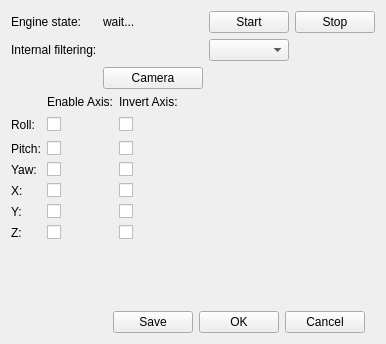
First picture: the form in FTNoIR_Tracker_SM/FTNoIR_SM_Controls.ui, repository opentrack/opentrack, before the edit.
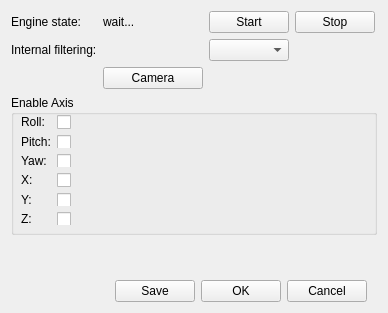
Second picture: the form after the edit. Icons and pictures are not drawn.

Commit message: Added 'enable axis' parameters to the Trackers. Added 'none' to filter-listbox.

```diff
--- a/FTNoIR_Tracker_SM/FTNoIR_SM_Controls.ui
+++ b/FTNoIR_Tracker_SM/FTNoIR_SM_Controls.ui
@@ -6,8 +6,8 @@
    <rect>
     <x>0</x>
     <y>0</y>
-    <width>383</width>
-    <height>344</height>
+    <width>388</width>
+    <height>313</height>
    </rect>
   </property>
   <property name="windowTitle">
@@ -93,29 +93,48 @@
     </layout>
    </item>
    <item>
+    <widget class="QGroupBox" name="groupBox">
+     <property name="minimumSize">
+      <size>
+       <width>0</width>
+       <height>140</height>
+      </size>
+     </property>
+     <property name="title">
+      <string>Enable Axis</string>
+     </property>
+     <widget class="QWidget" name="">
+      <property name="geometry">
+       <rect>
+        <x>10</x>
+        <y>20</y>
+        <width>55</width>
+        <height>110</height>
+       </rect>
+      </property>
     <layout class="QGridLayout" name="gridLayout_2">
-     <item row="1" column="0">
+       <item row="0" column="0">
       <widget class="QLabel" name="label_6">
        <property name="text">
         <string>Roll:</string>
        </property>
       </widget>
      </item>
-     <item row="2" column="0">
+       <item row="1" column="0">
       <widget class="QLabel" name="label_7">
        <property name="text">
         <string>Pitch:</string>
        </property>
       </widget>
      </item>
-     <item row="3" column="0">
+       <item row="2" column="0">
       <widget class="QLabel" name="label_8">
        <property name="text">
         <string>Yaw:</string>
        </property>
       </widget>
      </item>
-     <item row="1" column="1">
+       <item row="0" column="1">
       <widget class="QCheckBox" name="chkEnableRoll">
        <property name="maximumSize">
         <size>
@@ -134,35 +153,28 @@
        </property>
       </widget>
      </item>
-     <item row="0" column="1">
-      <widget class="QLabel" name="label_10">
-       <property name="text">
-        <string>Enable Axis:</string>
-       </property>
-      </widget>
-     </item>
-     <item row="4" column="0">
+       <item row="3" column="0">
       <widget class="QLabel" name="label_12">
        <property name="text">
         <string>X:</string>
        </property>
       </widget>
      </item>
-     <item row="5" column="0">
+       <item row="4" column="0">
       <widget class="QLabel" name="label_13">
        <property name="text">
         <string>Y:</string>
        </property>
       </widget>
      </item>
-     <item row="6" column="0">
+       <item row="5" column="0">
       <widget class="QLabel" name="label_14">
        <property name="text">
         <string>Z:</string>
        </property>
       </widget>
      </item>
-     <item row="2" column="1">
+       <item row="1" column="1">
       <widget class="QCheckBox" name="chkEnablePitch">
        <property name="maximumSize">
         <size>
@@ -178,7 +190,7 @@
        </property>
       </widget>
      </item>
-     <item row="3" column="1">
+       <item row="2" column="1">
       <widget class="QCheckBox" name="chkEnableYaw">
        <property name="maximumSize">
         <size>
@@ -194,75 +206,7 @@
        </property>
       </widget>
      </item>
-     <item row="3" column="2">
-      <widget class="QCheckBox" name="chkInvertYaw">
-       <property name="maximumSize">
-        <size>
-         <width>20</width>
-         <height>16777215</height>
-        </size>
-       </property>
-       <property name="layoutDirection">
-        <enum>Qt::LeftToRight</enum>
-       </property>
-       <property name="text">
-        <string/>
-       </property>
-      </widget>
-     </item>
-     <item row="2" column="2">
-      <widget class="QCheckBox" name="chkInvertPitch">
-       <property name="maximumSize">
-        <size>
-         <width>20</width>
-         <height>16777215</height>
-        </size>
-       </property>
-       <property name="layoutDirection">
-        <enum>Qt::LeftToRight</enum>
-       </property>
-       <property name="text">
-        <string/>
-       </property>
-      </widget>
-     </item>
-     <item row="1" column="2">
-      <widget class="QCheckBox" name="chkInvertRoll">
-       <property name="maximumSize">
-        <size>
-         <width>20</width>
-         <height>16777215</height>
-        </size>
-       </property>
-       <property name="layoutDirection">
-        <enum>Qt::LeftToRight</enum>
-       </property>
-       <property name="text">
-        <string/>
-       </property>
-      </widget>
-     </item>
-     <item row="0" column="2">
-      <widget class="QLabel" name="label_11">
-       <property name="text">
-        <string>Invert Axis:</string>
-       </property>
-      </widget>
-     </item>
-     <item row="1" column="3">
-      <spacer name="horizontalSpacer_4">
-       <property name="orientation">
-        <enum>Qt::Horizontal</enum>
-       </property>
-       <property name="sizeHint" stdset="0">
-        <size>
-         <width>40</width>
-         <height>20</height>
-        </size>
-       </property>
-      </spacer>
-     </item>
-     <item row="4" column="1">
+       <item row="3" column="1">
       <widget class="QCheckBox" name="chkEnableX">
        <property name="maximumSize">
         <size>
@@ -278,7 +222,7 @@
        </property>
       </widget>
      </item>
-     <item row="5" column="1">
+       <item row="4" column="1">
       <widget class="QCheckBox" name="chkEnableY">
        <property name="maximumSize">
         <size>
@@ -294,7 +238,7 @@
        </property>
       </widget>
      </item>
-     <item row="6" column="1">
+       <item row="5" column="1">
       <widget class="QCheckBox" name="chkEnableZ">
        <property name="maximumSize">
         <size>
@@ -310,55 +254,9 @@
        </property>
       </widget>
      </item>
-     <item row="4" column="2">
-      <widget class="QCheckBox" name="chkInvertX">
-       <property name="maximumSize">
-        <size>
-         <width>20</width>
-         <height>16777215</height>
-        </size>
-       </property>
-       <property name="layoutDirection">
-        <enum>Qt::LeftToRight</enum>
-       </property>
-       <property name="text">
-        <string/>
-       </property>
-      </widget>
-     </item>
-     <item row="5" column="2">
-      <widget class="QCheckBox" name="chkInvertY">
-       <property name="maximumSize">
-        <size>
-         <width>20</width>
-         <height>16777215</height>
-        </size>
-       </property>
-       <property name="layoutDirection">
-        <enum>Qt::LeftToRight</enum>
-       </property>
-       <property name="text">
-        <string/>
-       </property>
-      </widget>
-     </item>
-     <item row="6" column="2">
-      <widget class="QCheckBox" name="chkInvertZ">
-       <property name="maximumSize">
-        <size>
-         <width>20</width>
-         <height>16777215</height>
-        </size>
-       </property>
-       <property name="layoutDirection">
-        <enum>Qt::LeftToRight</enum>
-       </property>
-       <property name="text">
-        <string/>
-       </property>
-      </widget>
-     </item>
-    </layout>
+      </layout>
+     </widget>
+    </widget>
    </item>
    <item>
     <spacer name="verticalSpacer">
```
Lines whose indentation alone changed are shown as unchanged. The commit also changes 22 other files.
